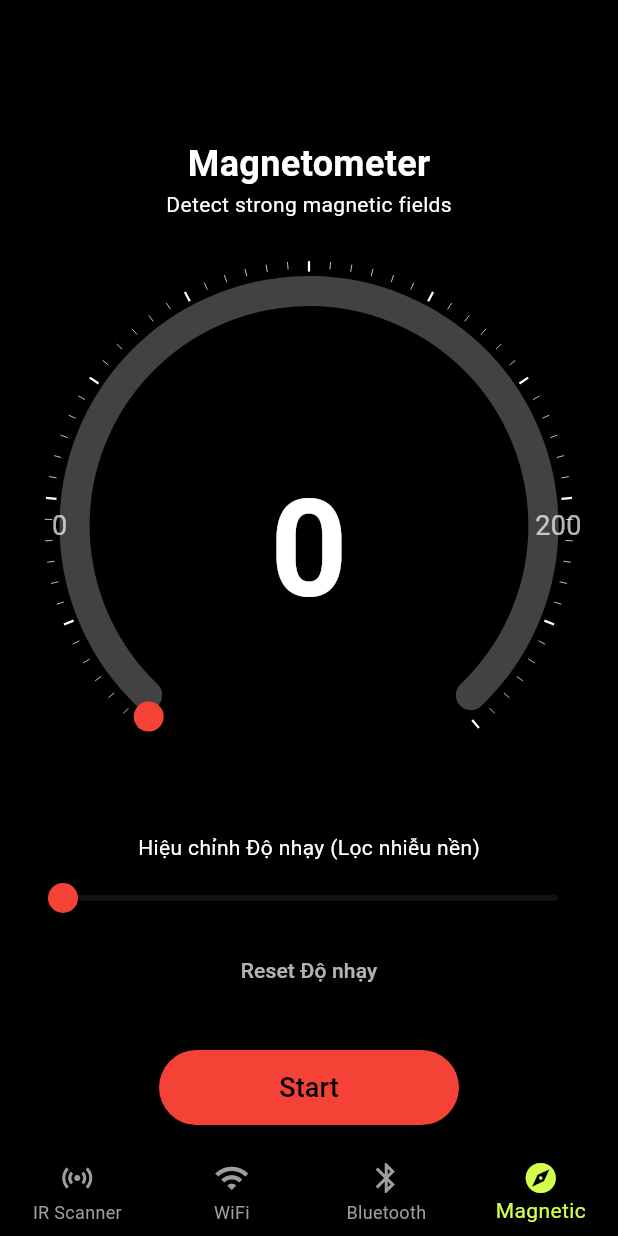
After one commit to WindyCodeGA/Camera_detector, a Flutter app: the screen it shows after launch, item 4 of the bottom bar chosen, after a tap on "Stop", on a phone screen of 412 x 824 dp. The commit adds this screen. Run offline on Flutter 3.47's test engine with Material 3 defaults, Android fonts, the light colour scheme and no system bars; drawn by our look-alikes of syncfusion_flutter_gauges; our stand-ins replace animated_splash_screen, audioplayers, bloc, camera, equatable, fl_chart and 6 more; missing offline and left inert: wifi_scan.

Commit message:
add function magnetic

```diff
--- a/lib/features/home/presentation/screens/home_screen.dart
+++ b/lib/features/home/presentation/screens/home_screen.dart
@@ -9,6 +9,7 @@ import 'package:flutter/material.dart';
 import 'package:camera_detector/features/bluetooth_scanner/presentation/screens/bluetooth_scanner_screen.dart';
 import 'package:camera_detector/features/wifi_scanner/presentation/screens/wifi_scanner_screen.dart';
 import 'package:camera_detector/features/ir_scanner/presentation/screens/ir_scanner_screen.dart';
+import 'package:camera_detector/features/magnetic_field/presentation/screens/magnetic_field_scanner_screen.dart';
 
 class HomeScreen extends StatefulWidget {
   const HomeScreen({super.key});
@@ -25,22 +26,13 @@ class _HomeScreenState extends State<HomeScreen> {
     const IRScannerScreen(),
     const WifiScannerScreen(),
     const BluetoothScannerScreen(),
-    // const MagneticFieldScannerScreen(),
+    const MagneticFieldScannerScreen(),
   ];
 
   @override
   Widget build(BuildContext context) {
     return Scaffold(
-      appBar: AppBar(
-        actions: [
-          IconButton(
-            icon: const Icon(Icons.settings),
-            onPressed: () {
-              // Navigate to settings
-            },
-          ),
-        ],
-      ),
+      appBar: AppBar(),
       body: _screens[_selectedIndex],
       bottomNavigationBar: BottomNavigationBar(
         currentIndex: _selectedIndex,
--- a/lib/features/ir_scanner/application/ir_scanner_bloc.dart
+++ b/lib/features/ir_scanner/application/ir_scanner_bloc.dart
@@ -174,8 +174,9 @@ class IrScannerBloc extends Bloc<IrScannerEvent, IrScannerState>
     final controller = state.cameraController;
     if (controller == null ||
         !controller.value.isInitialized ||
-        !state.isRecording)
+        !state.isRecording) {
       return;
+    }
 
     try {
       final XFile videoFile = await controller.stopVideoRecording();
@@ -188,7 +189,7 @@ class IrScannerBloc extends Bloc<IrScannerEvent, IrScannerState>
       );
 
       // TODO: Thêm logic xử lý file video (ví dụ: lưu vào thư viện)
-      print("Video đã được lưu tại: ${videoFile.path}");
+      debugPrint("Video đã được lưu tại: ${videoFile.path}");
     } catch (e) {
       emit(
         state.copyWith(
--- a/lib/features/ir_scanner/presentation/screens/ir_scanner_screen.dart
+++ b/lib/features/ir_scanner/presentation/screens/ir_scanner_screen.dart
@@ -70,7 +70,7 @@ class _IRScannerScreenState extends State<IRScannerScreen> {
   Widget build(BuildContext context) {
     return Scaffold(
       appBar: AppBar(
-        title: const Text('Infrared Scanner (BLoC)'),
+        title: const Text('Infrared Scan'),
         centerTitle: true,
         actions: [
           IconButton(
@@ -81,7 +81,6 @@ class _IRScannerScreenState extends State<IRScannerScreen> {
           ),
         ],
       ),
-      // Dùng BlocBuilder để xây dựng UI dựa trên IrScannerState
       body: BlocConsumer<IrScannerBloc, IrScannerState>(
         listener: (context, state) {
           // Dùng listener để hiển thị lỗi
--- /dev/null
+++ b/lib/features/magnetic_field/application/magnetic_scanner_bloc.dart
@@ -0,0 +1,87 @@
+import 'dart:async';
+import 'dart:math';
+import 'package:bloc/bloc.dart';
+import 'package:equatable/equatable.dart';
+import 'package:sensors_plus/sensors_plus.dart';
+
+part 'magnetic_scanner_event.dart';
+part 'magnetic_scanner_state.dart';
+
+class MagneticScannerBloc
+    extends Bloc<MagneticScannerEvent, MagneticScannerState> {
+  StreamSubscription? _sensorSubscription;
+
+  MagneticScannerBloc() : super(MagneticScannerState.initial()) {
+    on<MagneticScanStarted>(_onScanStarted);
+    on<MagneticScanStopped>(_onScanStopped);
+    on<_MagneticSensorUpdated>(_onSensorUpdated);
+    on<BaselineNoiseChanged>(_onBaselineNoiseChanged);
+  }
+
+  // Bắt đầu lắng nghe
+  void _onScanStarted(
+    MagneticScanStarted event,
+    Emitter<MagneticScannerState> emit,
+  ) {
+    _sensorSubscription?.cancel(); // Hủy sub cũ (nếu có)
+    _sensorSubscription = magnetometerEvents.listen(
+      (sensorEvent) {
+        add(_MagneticSensorUpdated(sensorEvent));
+      },
+      onError: (e) {
+        emit(
+          state.copyWith(
+            status: MagneticScannerStatus.error,
+            errorMessage: e.toString(),
+          ),
+        );
+      },
+      cancelOnError: true,
+    );
+    emit(state.copyWith(status: MagneticScannerStatus.scanning));
+  }
+
+  // Dừng lắng nghe
+  void _onScanStopped(
+    MagneticScanStopped event,
+    Emitter<MagneticScannerState> emit,
+  ) {
+    _sensorSubscription?.cancel();
+    // Giữ nguyên giá trị baseline, chỉ dừng quét
+    emit(state.copyWith(status: MagneticScannerStatus.initial));
+  }
+
+  // Cập nhật giá trị từ cảm biến
+  void _onSensorUpdated(
+    _MagneticSensorUpdated event,
+    Emitter<MagneticScannerState> emit,
+  ) {
+    double x = event.sensorEvent.x;
+    double y = event.sensorEvent.y;
+    double z = event.sensorEvent.z;
+
+    // Tính toán độ lớn tổng của từ trường
+    double totalStrength = sqrt(x * x + y * y + z * z);
+
+    emit(
+      state.copyWith(
+        status: MagneticScannerStatus.scanning,
+        rawValue: totalStrength, // Lưu vào giá trị thô
+      ),
+    );
+  }
+
+  // HANDLER MỚI: Xử lý sự kiện kéo thanh trượt
+  void _onBaselineNoiseChanged(
+    BaselineNoiseChanged event,
+    Emitter<MagneticScannerState> emit,
+  ) {
+    emit(state.copyWith(baselineNoise: event.newBaseline));
+  }
+
+  @override
+  Future<void> close() {
+    _sensorSubscription?.cancel();
+    return super.close();
+  }
+}
--- /dev/null
+++ b/lib/features/magnetic_field/application/magnetic_scanner_event.dart
@@ -0,0 +1,31 @@
+part of 'magnetic_scanner_bloc.dart';
+
+abstract class MagneticScannerEvent extends Equatable {
+  const MagneticScannerEvent();
+  @override
+  List<Object> get props => [];
+}
+
+// Bắt đầu lắng nghe cảm biến
+class MagneticScanStarted extends MagneticScannerEvent {}
+
+// Dừng lắng nghe cảm biến (khi rời màn hình)
+class MagneticScanStopped extends MagneticScannerEvent {}
+
+// Sự kiện nội bộ: Cập nhật giá trị từ cảm biến
+class _MagneticSensorUpdated extends MagneticScannerEvent {
+  final MagnetometerEvent sensorEvent;
+  const _MagneticSensorUpdated(this.sensorEvent);
+
+  @override
+  List<Object> get props => [sensorEvent];
+}
+
+// SỰ KIỆN MỚI: Khi người dùng kéo thanh trượt
+class BaselineNoiseChanged extends MagneticScannerEvent {
+  final double newBaseline;
+  const BaselineNoiseChanged(this.newBaseline);
+
+  @override
+  List<Object> get props => [newBaseline];
+}
--- /dev/null
+++ b/lib/features/magnetic_field/application/magnetic_scanner_state.dart
@@ -0,0 +1,48 @@
+part of 'magnetic_scanner_bloc.dart';
+
+enum MagneticScannerStatus { initial, scanning, error }
+
+class MagneticScannerState extends Equatable {
+  final MagneticScannerStatus status;
+  final double rawValue; // Giá trị thô từ cảm biến
+  final double baselineNoise; // Giá trị nhiễu nền (từ thanh trượt)
+  final String? errorMessage;
+
+  // HÀM GETTER: Đây là giá trị đã lọc để hiển thị
+  double get displayedValue {
+    final val = rawValue - baselineNoise;
+    return val < 0 ? 0.0 : val; // Không bao giờ hiển thị số âm
+  }
+
+  const MagneticScannerState({
+    required this.status,
+    required this.rawValue,
+    required this.baselineNoise,
+    this.errorMessage,
+  });
+
+  factory MagneticScannerState.initial() {
+    return const MagneticScannerState(
+      status: MagneticScannerStatus.initial,
+      rawValue: 0.0,
+      baselineNoise: 0.0, // Khởi tạo nhiễu nền = 0
+    );
+  }
+
+  MagneticScannerState copyWith({
+    MagneticScannerStatus? status,
+    double? rawValue,
+    double? baselineNoise,
+    String? errorMessage,
+  }) {
+    return MagneticScannerState(
+      status: status ?? this.status,
+      rawValue: rawValue ?? this.rawValue,
+      baselineNoise: baselineNoise ?? this.baselineNoise,
+      errorMessage: errorMessage ?? this.errorMessage,
+    );
+  }
+
+  @override
+  List<Object?> get props => [status, rawValue, baselineNoise, errorMessage];
+}
--- /dev/null
+++ b/lib/features/magnetic_field/presentation/screens/magnetic_field_scanner_screen.dart
@@ -0,0 +1,212 @@
+import 'dart:async';
+import 'package:flutter/material.dart';
+// import 'package:flutter/services.dart'; // Không cần thư viện này nữa
+import 'package:flutter_bloc/flutter_bloc.dart';
+// import 'package:soundpool/soundpool.dart'; // ĐÃ XÓA
+import 'package:audioplayers/audioplayers.dart'; // ĐÃ THÊM
+import 'package:vibration/vibration.dart';
+
+// Import BLoC
+import '../../application/magnetic_scanner_bloc.dart';
+// Import Widget đồng hồ
+import 'package:camera_detector/features/magnetic_field/presentation/widgets/magnetic_gauge.dart';
+
+class MagneticFieldScannerScreen extends StatefulWidget {
+  const MagneticFieldScannerScreen({super.key});
+
+  @override
+  State<MagneticFieldScannerScreen> createState() =>
+      _MagneticFieldScannerScreenState();
+}
+
+class _MagneticFieldScannerScreenState
+    extends State<MagneticFieldScannerScreen> {
+  final AudioPlayer _audioPlayer = AudioPlayer();
+  bool _isBeepLoaded = false;
+
+  Timer? _feedbackTimer;
+  bool _isDisposed = false;
+
+  @override
+  void initState() {
+    super.initState();
+
+    context.read<MagneticScannerBloc>().add(MagneticScanStarted());
+    _initAudioPlayer();
+  }
+
+  @override
+  void dispose() {
+    _isDisposed = true;
+    context.read<MagneticScannerBloc>().add(MagneticScanStopped());
+    _feedbackTimer?.cancel();
+    _audioPlayer.dispose();
+    super.dispose();
+  }
+
+  Future<void> _initAudioPlayer() async {
+    try {
+      await _audioPlayer.setSource(AssetSource('sounds/beep.mp3'));
+      await _audioPlayer.setReleaseMode(ReleaseMode.stop);
+
+      if (!_isDisposed) {
+        setState(() {
+          _isBeepLoaded = true;
+        });
+      }
+    } catch (e) {
+      debugPrint("Lỗi tải file âm thanh 'beep.mp3': $e");
+    }
+  }
+
+  void _triggerFeedback(double displayedValue) {
+    if (_isDisposed) return;
+
+    _feedbackTimer?.cancel();
+    Duration? newInterval;
+
+    if (displayedValue > 30) {
+      newInterval = const Duration(milliseconds: 200);
+    } else if (displayedValue > 10) {
+      newInterval = const Duration(milliseconds: 700);
+    }
+
+    if (newInterval != null && _isBeepLoaded) {
+      _feedbackTimer = Timer.periodic(newInterval, (_) async {
+        if (_isDisposed) {
+          _feedbackTimer?.cancel();
+          return;
+        }
+
+        try {
+          await _audioPlayer.stop();
+
+          await _audioPlayer.play(AssetSource('sounds/beep.mp3'));
+        } catch (e) {
+          debugPrint("Lỗi phát âm thanh: $e");
+        }
+
+        bool? hasVibrator = await Vibration.hasVibrator();
+        if (hasVibrator == true) {
+          Vibration.vibrate(duration: 50);
+        }
+      });
+    }
+  }
+
+  @override
+  Widget build(BuildContext context) {
+    return BlocListener<MagneticScannerBloc, MagneticScannerState>(
+      listenWhen: (prev, curr) =>
+          prev.displayedValue != curr.displayedValue ||
+          prev.status != curr.status,
+      listener: (context, state) {
+        if (state.status == MagneticScannerStatus.scanning) {
+          _triggerFeedback(state.displayedValue);
+        } else {
+          _feedbackTimer?.cancel();
+        }
+      },
+      child: BlocBuilder<MagneticScannerBloc, MagneticScannerState>(
+        builder: (context, state) {
+          if (state.status == MagneticScannerStatus.error) {
+            return Center(child: Text("Lỗi cảm biến: ${state.errorMessage}"));
+          }
+
+          // Giao diện chính
+          return Container(
+            width: double.infinity,
+            padding: const EdgeInsets.all(16.0),
+            child: Column(
+              mainAxisAlignment: MainAxisAlignment.spaceBetween,
+              crossAxisAlignment: CrossAxisAlignment.center,
+              children: [
+                // --- 1. Tiêu đề ---
+                const Column(
+                  children: [
+                    SizedBox(height: 20),
+                    Text(
+                      "Magnetometer",
+                      style: TextStyle(
+                        fontSize: 24,
+                        fontWeight: FontWeight.bold,
+                      ),
+                    ),
+                    Text("Detect strong magnetic fields"),
+                  ],
+                ),
+
+                MagneticGauge(value: state.displayedValue, maximum: 200.0),
+
+                _buildSensitivitySlider(context, state.baselineNoise),
+
+                // --- 4. Nút Stop/Start ---
+                ElevatedButton(
+                  style: ElevatedButton.styleFrom(
+                    backgroundColor: Colors.red,
+                    minimumSize: const Size(200, 50),
+                    shape: RoundedRectangleBorder(
+                      borderRadius: BorderRadius.circular(30),
+                    ),
+                  ),
+                  onPressed: () {
+                    if (state.status == MagneticScannerStatus.scanning) {
+                      context.read<MagneticScannerBloc>().add(
+                        MagneticScanStopped(),
+                      );
+                    } else {
+                      context.read<MagneticScannerBloc>().add(
+                        MagneticScanStarted(),
+                      );
+                    }
+                  },
+                  child: Text(
+                    state.status == MagneticScannerStatus.scanning
+                        ? "Stop"
+                        : "Start",
+                    style: const TextStyle(fontSize: 18),
+                  ),
+                ),
+              ],
+            ),
+          );
+        },
+      ),
+    );
+  }
+
+  // WIDGET THANH TRƯỢT (GIỮ NGUYÊN)
+  Widget _buildSensitivitySlider(BuildContext context, double baselineNoise) {
+    return Column(
+      children: [
+        const Text("Hiệu chỉnh Độ nhạy (Lọc nhiễu nền)"),
+        Slider(
+          value: baselineNoise,
+          min: 0.0,
+          max: 150.0, // Giới hạn max
+          divisions: 150,
+          label: baselineNoise.toStringAsFixed(0),
+          activeColor: Colors.red, // Màu của thanh trượt
+          onChanged: (newValue) {
+            // Gửi sự kiện đến BLoC khi kéo
+            context.read<MagneticScannerBloc>().add(
+              BaselineNoiseChanged(newValue),
+            );
+          },
+        ),
+        TextButton(
+          child: const Text(
+            "Reset Độ nhạy",
+            style: TextStyle(color: Colors.white70),
+          ),
+          onPressed: () {
+            // Đặt lại về 0
+            context.read<MagneticScannerBloc>().add(
+              const BaselineNoiseChanged(0.0),
+            );
+          },
+        ),
+      ],
+    );
+  }
+}
--- /dev/null
+++ b/lib/features/magnetic_field/presentation/widgets/magnetic_gauge.dart
@@ -0,0 +1,92 @@
+import 'package:flutter/material.dart';
+import 'package:syncfusion_flutter_gauges/gauges.dart';
+
+class MagneticGauge extends StatelessWidget {
+  final double value;
+  final double maximum;
+
+  const MagneticGauge({
+    super.key,
+    required this.value,
+    this.maximum = 200.0, // Đặt giá trị max (giống ảnh)
+  });
+
+  // Helper để lấy màu dựa trên giá trị
+  Color _getStrengthColor(double val) {
+    // Các ngưỡng này dựa trên giá trị ĐÃ LỌC
+    if (val > 30) return Colors.red;
+    if (val > 10) return Colors.orange;
+    return Colors.white; // Màu bình thường
+  }
+
+  @override
+  Widget build(BuildContext context) {
+    final color = _getStrengthColor(value);
+
+    return SfRadialGauge(
+      axes: <RadialAxis>[
+        RadialAxis(
+          minimum: 0,
+          maximum: maximum, // Giống ảnh (0-200)
+          showLabels: false, // Ẩn nhãn mặc định
+          showTicks: true, // Hiển thị các vạch chia
+          tickOffset: -10,
+          minorTicksPerInterval: 5,
+          axisLineStyle: const AxisLineStyle(
+            thickness: 0, // Ẩn đường viền trục chính
+          ),
+          pointers: <GaugePointer>[
+            RangePointer(
+              value: maximum,
+              width: 20,
+              color: Colors.grey.shade800,
+              cornerStyle: CornerStyle.bothCurve,
+            ),
+
+            MarkerPointer(
+              value: value, // Giá trị đã lọc
+              markerHeight: 20,
+              markerWidth: 20,
+              markerType: MarkerType.circle,
+              color: Colors.red,
+              borderWidth: 2,
+              borderColor: Colors.white,
+            ),
+          ],
+          annotations: <GaugeAnnotation>[
+            GaugeAnnotation(
+              widget: const Text(
+                '0',
+                style: TextStyle(fontSize: 18, color: Colors.white70),
+              ),
+              angle: 180,
+              positionFactor: 1.0,
+            ),
+
+            GaugeAnnotation(
+              widget: Text(
+                maximum.toStringAsFixed(0),
+                style: const TextStyle(fontSize: 18, color: Colors.white70),
+              ),
+              angle: 0,
+              positionFactor: 1.0,
+            ),
+
+            GaugeAnnotation(
+              widget: Text(
+                value.toStringAsFixed(0),
+                style: TextStyle(
+                  fontSize: 90,
+                  fontWeight: FontWeight.bold,
+                  color: color,
+                ),
+              ),
+              angle: 90,
+              positionFactor: 0.1,
+            ),
+          ],
+        ),
+      ],
+    );
+  }
+}
--- a/lib/features/wifi_scanner/application/wifi_scanner_bloc.dart
+++ b/lib/features/wifi_scanner/application/wifi_scanner_bloc.dart
@@ -84,7 +84,7 @@ class WifiScannerBloc extends Bloc<WifiScannerEvent, WifiScannerState> {
     // Quét ngay lập tức 1 lần
     _scanWifi();
 
-    // Sau đó quét định kỳ mỗi 2 giây (giống code cũ)
+    // Sau đó quét định kỳ mỗi 2 giây
     _scanTimer = Timer.periodic(const Duration(seconds: 2), (_) => _scanWifi());
   }
 
@@ -114,7 +114,6 @@ class WifiScannerBloc extends Bloc<WifiScannerEvent, WifiScannerState> {
 
       final results = await WiFiScan.instance.getScannedResults();
 
-      // Thêm sự kiện nội bộ để cập nhật state
       add(_ScanResultsUpdated(results));
     } catch (e) {
       addError(e);
--- a/lib/features/wifi_scanner/presentation/screens/wifi_scanner_screen.dart
+++ b/lib/features/wifi_scanner/presentation/screens/wifi_scanner_screen.dart
@@ -11,9 +11,6 @@ class WifiScannerScreen extends StatelessWidget {
 
   @override
   Widget build(BuildContext context) {
-    // Không cần Scaffold ở đây vì nó đã được cung cấp
-    // bởi HomeScreen (BottomNavigationBar)
-
     return BlocBuilder<WifiScannerBloc, WifiScannerState>(
       builder: (context, state) {
         // Dùng switch-case để quyết định UI
@@ -43,7 +40,6 @@ class WifiScannerScreen extends StatelessWidget {
 
   // --- CÁC HÀM XÂY DỰNG UI ---
 
-  // UI từ file `screen_wifi.dart` (cũ)
   Widget _buildStartUI(BuildContext context, {required bool isLoading}) {
     return Column(
       mainAxisAlignment: MainAxisAlignment.center,
@@ -73,7 +69,6 @@ class WifiScannerScreen extends StatelessWidget {
     );
   }
 
-  // UI hiển thị danh sách Wi-Fi (từ `wifi_scanner_screen.dart` cũ)
   Widget _buildScanListUI(
     BuildContext context,
     List<WiFiAccessPoint> networks,
--- a/lib/main.dart
+++ b/lib/main.dart
@@ -10,6 +10,7 @@ import 'core/theme/app_theme.dart';
 import 'features/bluetooth_scanner/application/bluetooth_bloc.dart';
 import 'features/wifi_scanner/application/wifi_scanner_bloc.dart';
 import 'features/ir_scanner/application/ir_scanner_bloc.dart';
+import 'features/magnetic_field/application/magnetic_scanner_bloc.dart';
 
 // Import Splash Screen
 import 'package:camera_detector/features/splash/application/splash_screen.dart';
@@ -40,9 +41,9 @@ class MyApp extends StatelessWidget {
         // Cung cấp BLoC Wifi
         BlocProvider<WifiScannerBloc>(create: (context) => WifiScannerBloc()),
 
-        BlocProvider<IrScannerBloc>(
-          // <--- THÊM BLOC NÀY
-          create: (context) => IrScannerBloc(),
+        BlocProvider<IrScannerBloc>(create: (context) => IrScannerBloc()),
+        BlocProvider<MagneticScannerBloc>(
+          create: (context) => MagneticScannerBloc(),
         ),
       ],
       // MaterialApp bây giờ là con (child)
--- a/pubspec.yaml
+++ b/pubspec.yaml
@@ -45,6 +45,9 @@ dependencies:
   equatable: ^2.0.5
   fl_chart: ^0.70.0
   collection: ^1.19.1
+  syncfusion_flutter_gauges: ^31.1.19
+  audioplayers: ^6.5.1
+  bloc: ^9.1.0
 dev_dependencies:
   flutter_test:
     sdk: flutter
@@ -80,7 +83,7 @@ flutter:
      - assets/images/image02.png
      - assets/images/image03.png
      - assets/scan.json
-
+     - assets/sounds/beep.mp3
   # An image asset can refer to one or more resolution-specific "variants", see
   # https://flutter.dev/to/resolution-aware-images
 
```
Also changed, not shown: pubspec.lock, 5 other files.
